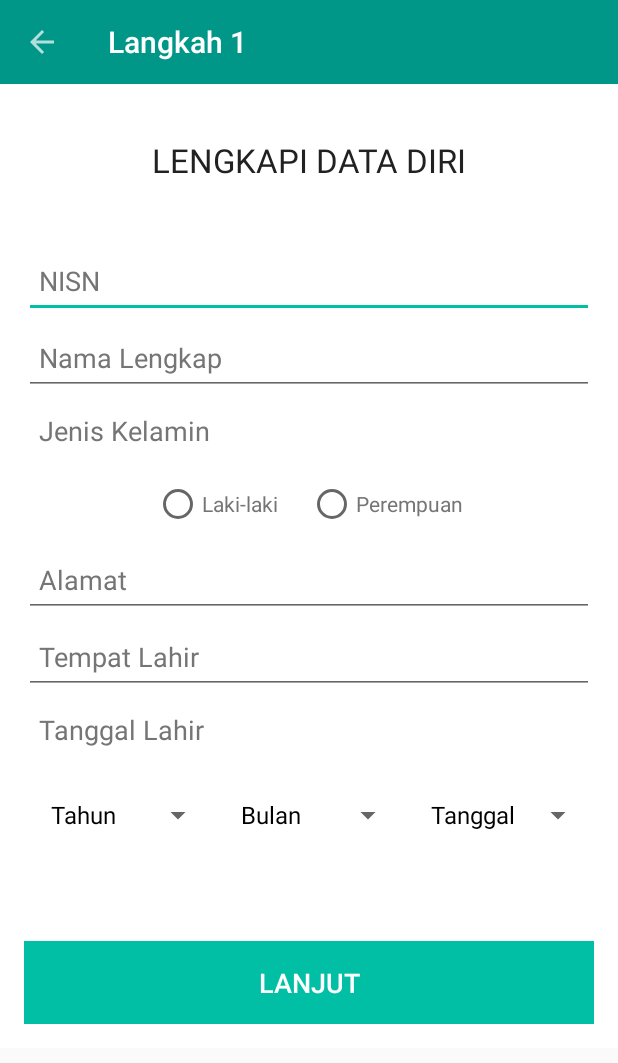
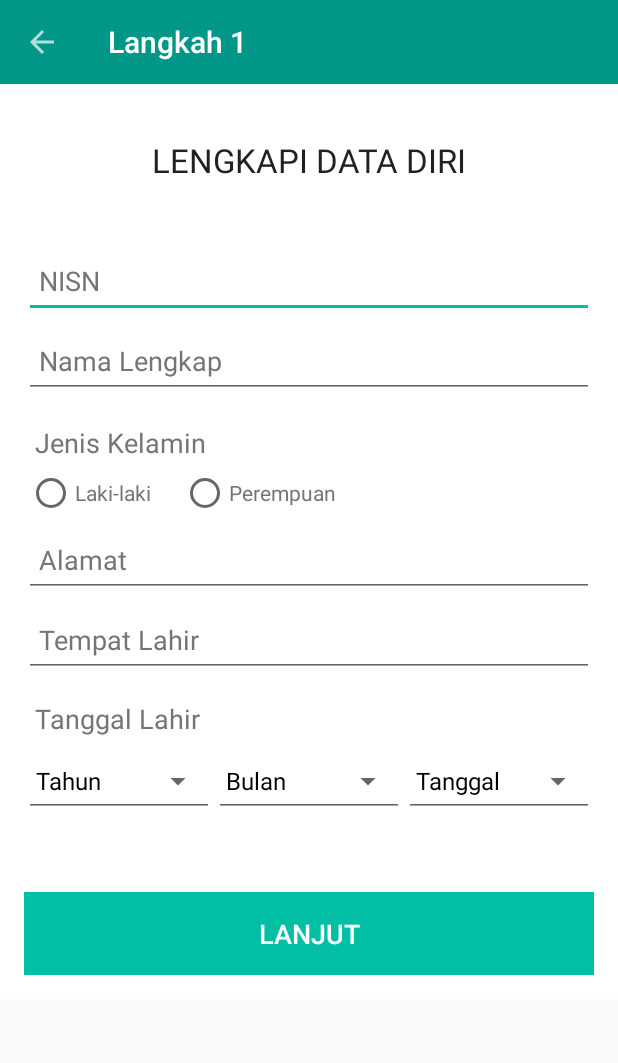
Before and after one commit to SkensaTech/ZonaMagangAndroid, an Android app: the step_1_siswa_daftar screen opened directly, with no data from a screen before it, on a phone screen of 412 x 824 dp. Shown: the top 1063 px of the screen. Run offline under Robolectric (Android 15) with nearby library versions, the phone set to English and light mode, and no system bars.

Commit message:
improve design

```diff
--- a/app/src/main/res/layout/activity_step_1_siswa_daftar.xml
+++ b/app/src/main/res/layout/activity_step_1_siswa_daftar.xml
@@ -47,7 +47,7 @@
                 android:layout_width="match_parent"
                 android:layout_height="50dp"
                 android:inputType="textPersonName"
-                android:layout_marginTop="1dp"
+                android:layout_marginTop="3dp"
                 android:hint="Nama Lengkap"
                 android:ems="10"
                 android:id="@+id/nama"
@@ -56,19 +56,21 @@
 
             <TextView
                 android:layout_width="match_parent"
-                android:layout_marginTop="1dp"
-                android:layout_height="45dp"
-                android:padding="10dp"
+                android:layout_marginTop="6dp"
+                android:layout_height="wrap_content"
+                android:paddingTop="11dp"
+                android:paddingBottom="5dp"
+                android:paddingLeft="7dp"
                 android:textAppearance="?android:attr/textAppearanceMedium"
                 android:text="Jenis Kelamin"
                 android:textColor="@color/colorSecondaryText" />
 
             <RadioGroup
                 android:layout_width="match_parent"
-                android:layout_height="40dp"
+                android:layout_height="wrap_content"
                 android:orientation="horizontal"
-                android:layout_marginTop="10dp"
-                android:gravity="center_horizontal">
+                android:gravity="left"
+                android:layout_marginLeft="2dp">
 
                 <RadioButton
                     android:layout_width="wrap_content"
@@ -90,7 +92,7 @@
                 android:inputType="textMultiLine"
                 android:ems="10"
                 android:hint="Alamat"
-                android:layout_marginTop="1dp"
+                android:layout_marginTop="3dp"
                 android:padding="10dp"
                 android:id="@+id/alamat"
                 android:textColorHint="@color/colorSecondaryText" />
@@ -100,16 +102,18 @@
                 android:layout_height="50dp"
                 android:ems="10"
                 android:hint="Tempat Lahir"
-                android:layout_marginTop="1dp"
+                android:layout_marginTop="3dp"
                 android:padding="10dp"
                 android:id="@+id/tempat_lahir"
                 android:textColorHint="@color/colorSecondaryText" />
 
             <TextView
                 android:layout_width="match_parent"
-                android:layout_height="45dp"
-                android:padding="10dp"
-                android:layout_marginTop="1dp"
+                android:layout_height="wrap_content"
+                android:paddingTop="0dp"
+                android:paddingBottom="5dp"
+                android:paddingLeft="7dp"
+                android:layout_marginTop="15dp"
                 android:text="Tanggal Lahir"
                 android:textAppearance="?android:attr/textAppearanceMedium"
                 android:textColor="@color/colorSecondaryText" />
@@ -119,27 +123,30 @@
                 android:layout_height="wrap_content">
 
                 <Spinner
+                    style="@style/SpinnerTheme"
                     android:layout_weight="1"
                     android:layout_width="match_parent"
                     android:layout_height="wrap_content"
                     android:id="@+id/tahun"
-                    android:padding="10dp"
+                    android:padding="0dp"
                     android:textColor="@color/colorSecondaryText"/>
 
                 <Spinner
+                    style="@style/SpinnerTheme"
                     android:layout_weight="1"
                     android:layout_width="match_parent"
                     android:layout_height="wrap_content"
                     android:id="@+id/bulan"
-                    android:padding="10dp"
+                    android:padding="0dp"
                     android:textColorHint="@color/colorSecondaryText"/>
 
                 <Spinner
+                    style="@style/SpinnerTheme"
                     android:layout_weight="1"
                     android:layout_width="match_parent"
                     android:layout_height="wrap_content"
                     android:id="@+id/tanggal"
-                    android:padding="10dp"
+                    android:padding="0dp"
                     android:textColorHint="@color/colorSecondaryText"/>
             </LinearLayout>
 
```
Also changed, not shown: app/src/main/res/layout/activity_register1.xml (+36 -23 lines).
